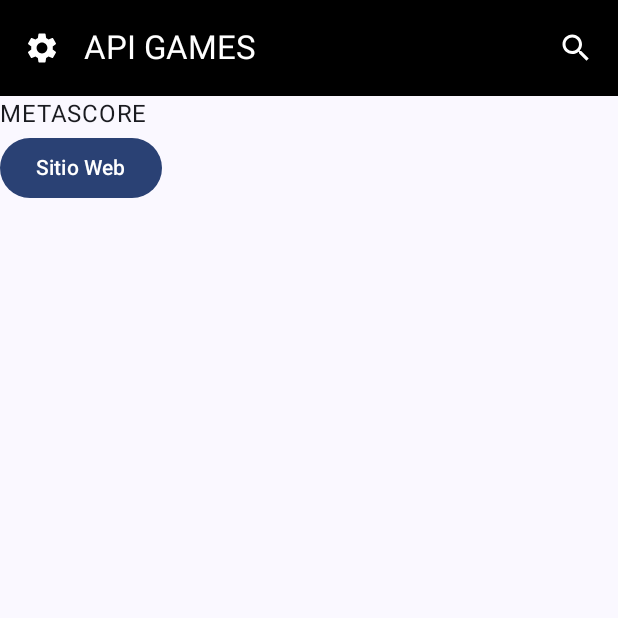
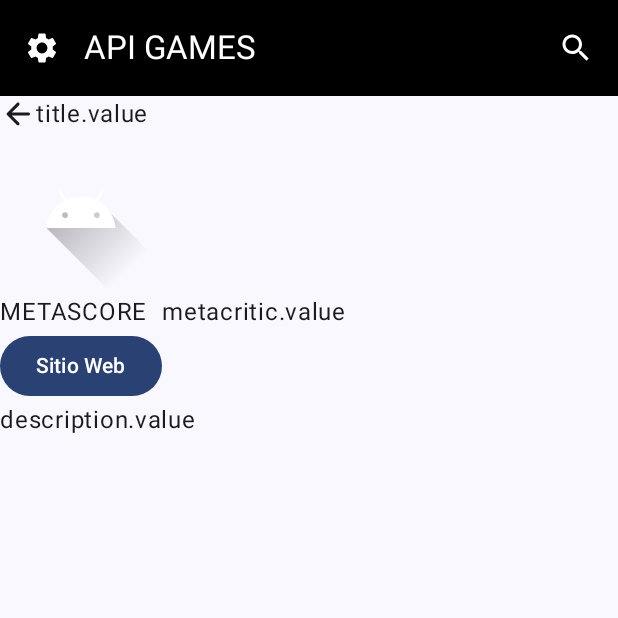
Before and after one commit to HectorPlaus/ludum-ranking, an Android app built with Jetpack Compose: the DetailView screen opened through its navigation route, on a phone screen of 412 x 824 dp, the top half of it. Run offline under Robolectric (Android 15) with nearby library versions, the phone set to English and light mode, and no system bars; our stand-ins replace Dagger/Hilt's generated code.

Commit message:
DetailView Strucutre

```diff
--- a/app/src/main/java/com/ninesevenclub/ludumranking/presentation/views/DetailView.kt
+++ b/app/src/main/java/com/ninesevenclub/ludumranking/presentation/views/DetailView.kt
@@ -3,6 +3,8 @@ package com.ninesevenclub.ludumranking.presentation.views
 import android.content.Context
 import android.content.Intent
 import android.net.Uri
+import androidx.compose.foundation.Image
+import androidx.compose.foundation.layout.Box
 import androidx.compose.foundation.layout.Column
 import androidx.compose.foundation.layout.PaddingValues
 import androidx.compose.foundation.layout.Row
@@ -11,15 +13,22 @@ import androidx.compose.foundation.layout.fillMaxWidth
 import androidx.compose.foundation.layout.padding
 import androidx.compose.foundation.lazy.LazyColumn
 import androidx.compose.foundation.lazy.items
+import androidx.compose.material.icons.Icons
+import androidx.compose.material.icons.rounded.ArrowBack
+import androidx.compose.material.icons.rounded.ShoppingCart
 import androidx.compose.material3.Button
+import androidx.compose.material3.Icon
 import androidx.compose.material3.Text
 import androidx.compose.runtime.Composable
 import androidx.compose.ui.Modifier
 import androidx.compose.ui.platform.LocalContext
+import androidx.compose.ui.res.painterResource
+import androidx.compose.ui.res.stringResource
 import androidx.core.app.Person
 import androidx.lifecycle.ViewModel
 import androidx.navigation.NavController
 import androidx.navigation.NavHostController
+import com.ninesevenclub.ludumranking.R
 import com.ninesevenclub.ludumranking.presentation.viewmodel.LRViewModel
 
 @Composable
@@ -36,15 +45,33 @@ fun DetailView(viewModel: LRViewModel,navController: NavHostController,paddingVa
             modifier = Modifier.fillMaxWidth()
         ) {
             Column() {
-                Text(text = "METASCORE")
-                Button(onClick = {
-                    context.startActivity(webIntent)
-                }) {
-                    Text(text = "Sitio Web")
+                Row {
+                    Icon(
+                        Icons.Rounded.ArrowBack,
+                        contentDescription = ""
+                    )
+                    Text(text = "title.value")
                 }
+                Image(painter = painterResource(id = R.drawable.ic_launcher_foreground), contentDescription = "")
+                Row {
+                    Column {
+                        Text(text = "METASCORE")
+                        Button(onClick = {
+                            context.startActivity(webIntent)
+                        }) {
+                            Text(text = "Sitio Web")
+                        }
+
+                }
+                    Box(Modifier){
+                        Text(text = "metacritic.value")
+                    }
+
             }
-            //PuntuationItem
+                Text(text = "description.value")
+
         }
-        Text(text = "")
+
+    }
     }
 }
```
